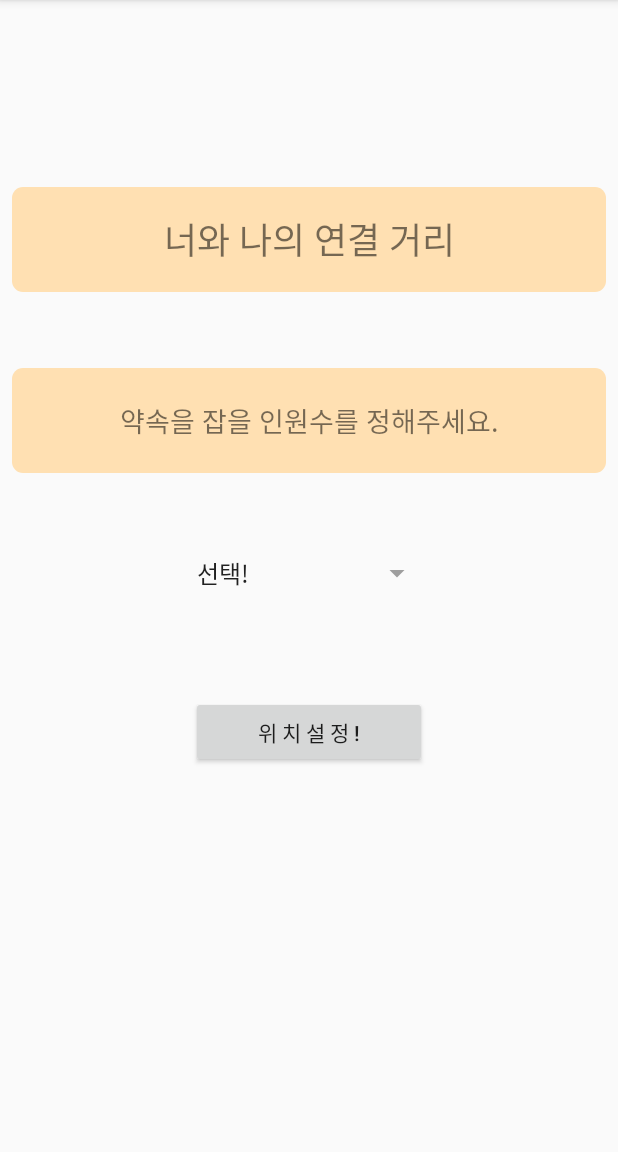
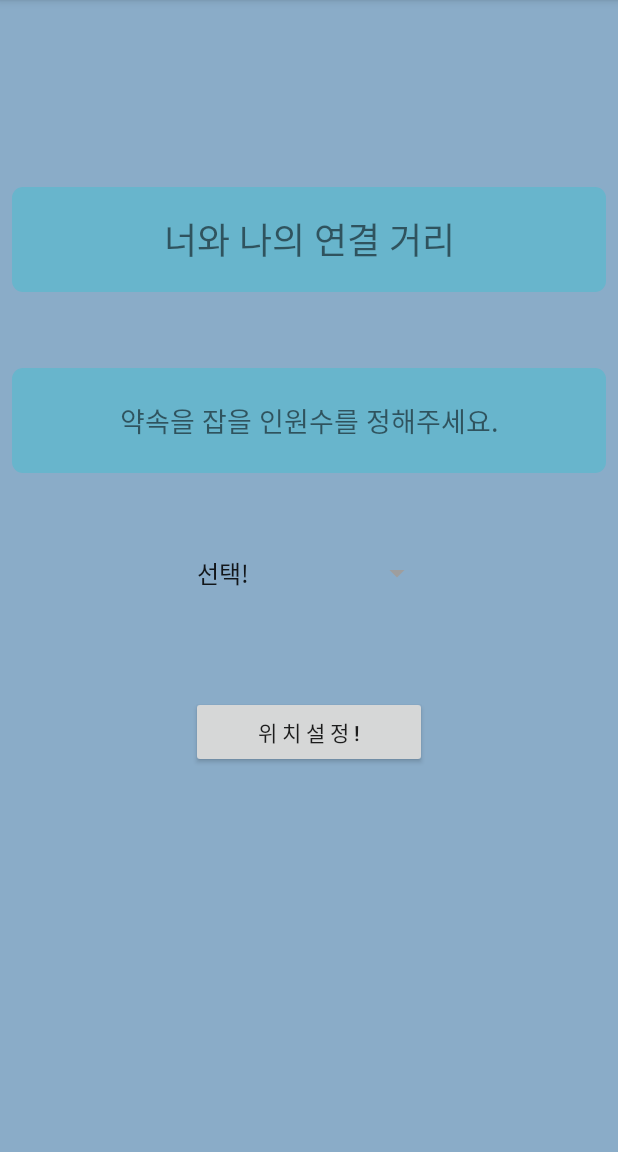
Before and after one commit to ehaken95/Center_Android, an Android app: the screen it shows after launch (MainActivity), on a phone screen of 412 x 824 dp, the part 84-1236 px from its top. Run offline under Robolectric (Android 15) with nearby library versions, the phone set to English and light mode, and no system bars.

Commit message:
[수정,백업]
-이미지파일명 수정
-3번화면 xml대거수정위해 백업

```diff
--- a/app/src/main/res/drawable/textview_round.xml
+++ b/app/src/main/res/drawable/textview_round.xml
@@ -1,7 +1,7 @@
 <?xml version="1.0" encoding="utf-8"?>
 <shape xmlns:android="http://schemas.android.com/apk/res/android"
 android:shape = "rectangle" android:padding="10dp">
-    <solid android:color="#FFE0B2"/>
+    <solid android:color="#68B5CC"/>
     <corners
         android:bottomRightRadius="7dp"
         android:bottomLeftRadius="7dp"
--- a/app/src/main/res/values/colors.xml
+++ b/app/src/main/res/values/colors.xml
@@ -1,6 +1,9 @@
 <?xml version="1.0" encoding="utf-8"?>
 <resources>
-    <color name="colorPrimary">#3F51B5</color>
-    <color name="colorPrimaryDark">#303F9F</color>
-    <color name="colorAccent">#FF4081</color>
+    <color name="colorPrimary">#8AACC8</color>
+    <color name="colorPrimaryDark">#8AACC8</color>
+    <color name="colorAccent">#64B5F6</color>
+    <color name="colorControlHighlight">#00CC55</color>
+    <color name="colorControlNormal">#9E9E9E</color>
+    <color name="windowBackground">#8AACC8</color>
 </resources>
--- a/app/src/main/res/values/styles.xml
+++ b/app/src/main/res/values/styles.xml
@@ -3,12 +3,12 @@
     <!-- Base application theme. -->
     <style name="AppTheme" parent="Theme.AppCompat.Light.DarkActionBar">
         <!-- Customize your theme here. -->
-        <item name="colorPrimary">#8AACC8</item>
-        <item name="colorPrimaryDark">#8AACC8</item>
-        <item name="colorAccent">#64B5F6</item>
-        <item name="colorControlHighlight">#00CC55</item>
-        <item name="colorControlNormal">#9E9E9E</item>
-        <item name="windowBackground">#8AACC8</item>
+        <item name="colorPrimary">@color/colorPrimary</item>
+        <item name="colorPrimaryDark">@color/colorPrimaryDark</item>
+        <item name="colorAccent">@color/colorAccent</item>
+        <item name="colorControlHighlight">@color/colorControlHighlight</item>
+        <item name="colorControlNormal">@color/colorControlNormal</item>
+        <item name="android:windowBackground">@color/windowBackground</item>
     </style>
 
     <style name="SplashTheme" parent="@android:style/Theme.Light.NoTitleBar">
```
Also changed, not shown: app/src/main/res/layout/activity_screen3.xml (+37 -15 lines), app/src/main/res/drawable/_1people.png (renamed from app/src/main/res/drawable/_1번사람.png), app/src/main/res/drawable/_1search.png (renamed from app/src/main/res/drawable/_1번검색.png), app/src/main/res/drawable/_2people.png (renamed from app/src/main/res/drawable/_2번사람.png), app/src/main/res/drawable/_2search.png (renamed from app/src/main/res/drawable/_2번검색.png), app/src/main/res/drawable/_3people.png (renamed from app/src/main/res/drawable/_3번사람.png), app/src/main/res/drawable/_3search.png (renamed from app/src/main/res/drawable/_3번검색.png), app/src/main/res/drawable/_4people.png (renamed from app/src/main/res/drawable/_4번사람.png), app/src/main/res/drawable/_4search.png (renamed from app/src/main/res/drawable/_4번검색.png), app/src/main/res/drawable/_5people.png (renamed from app/src/main/res/drawable/_5번사람.png), app/src/main/res/drawable/_5search.png (renamed from app/src/main/res/drawable/_5번검색.png), app/src/main/res/drawable/_6people.png (renamed from app/src/main/res/drawable/_6번사람.png), app/src/main/res/drawable/_6search.png (renamed from app/src/main/res/drawable/_6번검색.png).
